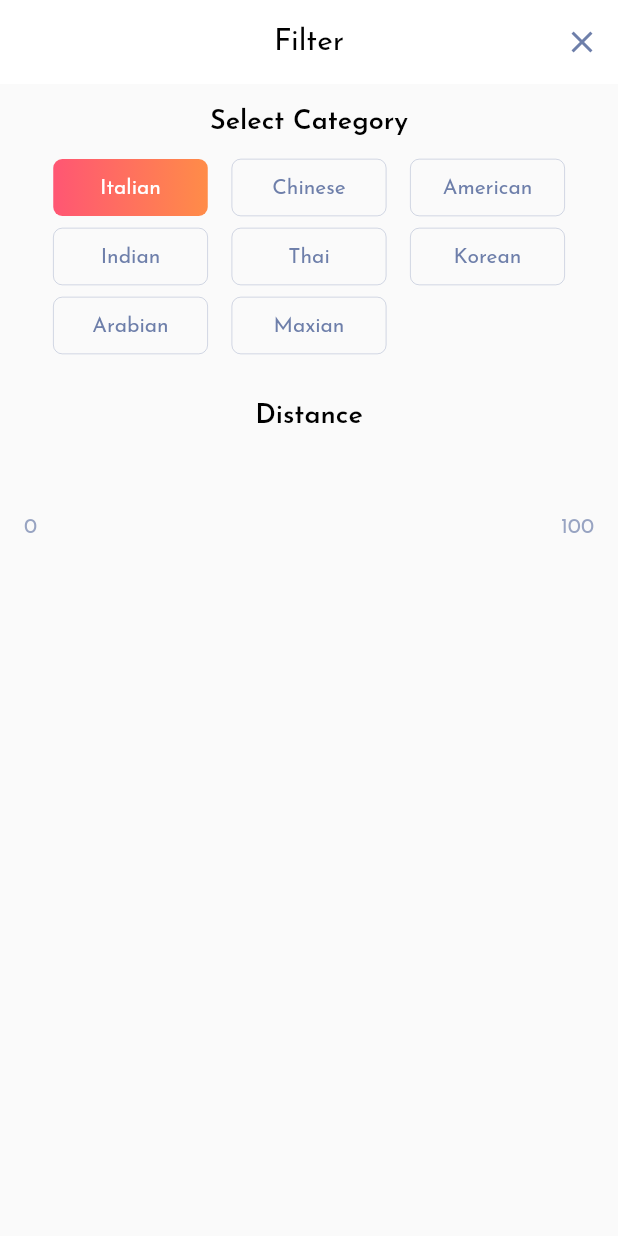
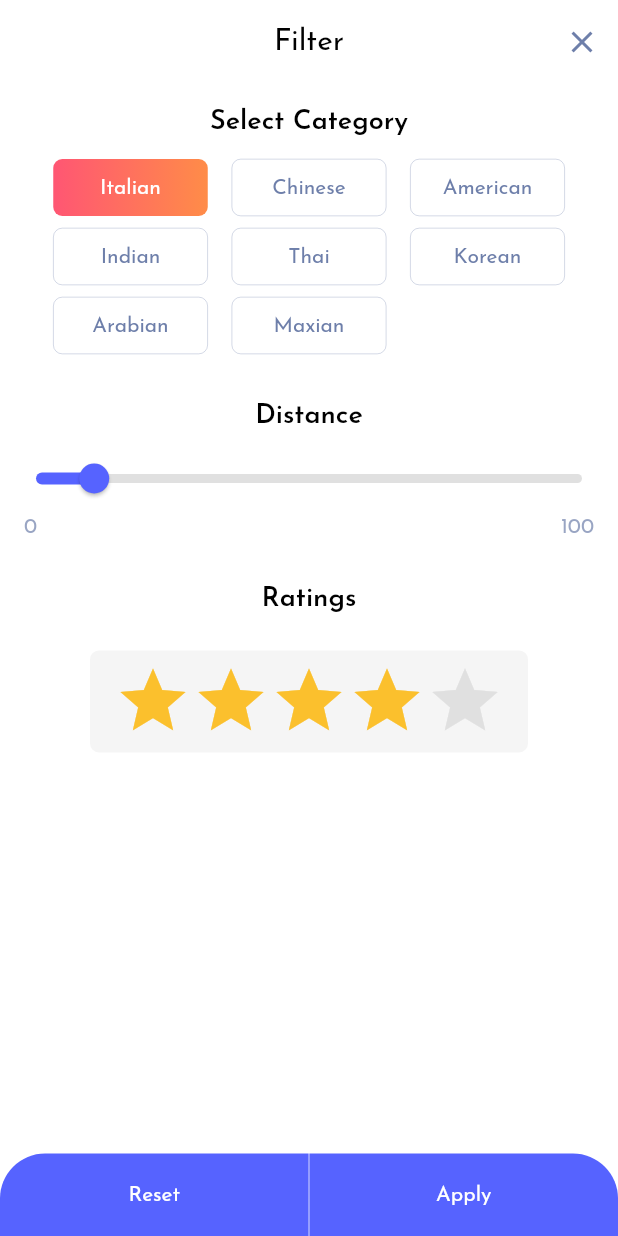
Before and after one commit to iAhmadAmin/FlutterFoodyBite, a Flutter app: the screen it shows after launch, on a phone screen of 412 x 824 dp. Run offline on Flutter 3.47's test engine with Material 2 defaults, Android fonts, the phone set to English and light mode, and no system bars; our stand-ins replace flutter_svg, get, glassmorphism.

Commit message:
filter page

```diff
--- a/lib/main.dart
+++ b/lib/main.dart
@@ -1,4 +1,5 @@
 import 'package:flutter/material.dart';
+import 'package:foodybite/constants/colors.dart';
 import 'package:foodybite/utils/size_config.dart';
 import 'package:foodybite/view/pages/AuthFlow/ForgotPass/forgot_pass_page.dart';
 import 'package:foodybite/view/pages/HomeFlow/Filter/filter_page.dart';
@@ -17,6 +18,7 @@ class MyApp extends StatelessWidget {
       debugShowCheckedModeBanner: false,
       theme: ThemeData(
         fontFamily: 'JosefinSans',
+        scaffoldBackgroundColor: kBackgroundColor,
       ),
       home: Root(),
     );
--- a/lib/view/pages/HomeFlow/Filter/filter_page.dart
+++ b/lib/view/pages/HomeFlow/Filter/filter_page.dart
@@ -3,7 +3,6 @@ import 'package:foodybite/constants/colors.dart';
 import 'package:foodybite/constants/consts.dart';
 import 'package:foodybite/models/restaurant_model.dart';
 import 'package:foodybite/utils/size_config.dart';
-import 'package:foodybite/view/pages/HomeFlow/Filter/Components/slider_thumb_shape.dart';
 import 'package:get/get.dart';
 
 class FilterPage extends StatefulWidget {
@@ -14,6 +13,7 @@ class FilterPage extends StatefulWidget {
 class _FilterPageState extends State<FilterPage> {
   FCategory selectedCategory = FCategory.Italian;
   double _sliderValue = 10;
+  int _rating = 4;
 
   @override
   Widget build(BuildContext context) {
@@ -122,11 +122,12 @@ class _FilterPageState extends State<FilterPage> {
                   thumbColor: kPrimaryColor,
                   valueIndicatorColor: kPrimaryColor,
                   trackHeight: 6,
-                  thumbShape: const SliderThumbShape(
-                    thumbHeight: 40,
-                    min: 0,
-                    max: 10,
-                  ),
+                  // thumbShape: const SliderThumbShape(
+                  //   thumbHeight: 40,
+                  //   min: 0,
+                  //   max: 10,
+                  //   thumbRadius: 20,
+                  // ),
                 ),
                 child: Slider(
                     label: _sliderValue.round().toString(),
@@ -156,10 +157,113 @@ class _FilterPageState extends State<FilterPage> {
                   ),
                 ],
               ),
-            )
+            ),
+            const SizedBox(
+              height: kPadding * 2,
+            ),
+            const Text('Ratings',
+                style: TextStyle(
+                  color: Colors.black,
+                  fontWeight: FontWeight.w600,
+                  fontSize: 18,
+                )),
+            const SizedBox(
+              height: kPadding * 1.6,
+            ),
+            Container(
+              padding: const EdgeInsets.symmetric(
+                horizontal: kPadding,
+                vertical: kPadding / 2,
+              ),
+              decoration: BoxDecoration(
+                borderRadius: BorderRadius.circular(kBorderRadius / 2),
+                color: Colors.grey[100],
+              ),
+              child: Row(
+                mainAxisSize: MainAxisSize.min,
+                children: [
+                  for (var i = 1; i <= 5; i++)
+                    GestureDetector(
+                      onTap: () {
+                        setState(() {
+                          _rating = i;
+                        });
+                      },
+                      child: Icon(
+                        Icons.star,
+                        color: i <= _rating
+                            ? Colors.yellow[700]
+                            : Colors.grey[300],
+                        size: 52,
+                      ),
+                    ),
+                ],
+              ),
+            ),
+            const Spacer(),
+            Row(
+              children: [
+                Expanded(
+                  child: RoundButton(
+                    onTap: () {},
+                    label: 'Reset',
+                    rightRound: false,
+                  ),
+                ),
+                const VerticalDivider(
+                  color: Colors.white,
+                  width: 0.5,
+                ),
+                Expanded(
+                  child: RoundButton(
+                    onTap: () {},
+                    label: 'Apply',
+                    leftRound: false,
+                  ),
+                ),
+              ],
+            ),
           ],
         ),
       ),
     );
   }
 }
+
+class RoundButton extends StatelessWidget {
+  const RoundButton({
+    Key key,
+    @required this.label,
+    @required this.onTap,
+    this.rightRound = true,
+    this.leftRound = true,
+  }) : super(key: key);
+
+  final String label;
+  final VoidCallback onTap;
+  final bool rightRound, leftRound;
+
+  @override
+  Widget build(BuildContext context) {
+    return GestureDetector(
+      child: Container(
+        height: 55,
+        decoration: BoxDecoration(
+          borderRadius: BorderRadius.only(
+            topLeft: Radius.circular(leftRound ? 30 : 0),
+            topRight: Radius.circular(rightRound ? 30 : 0),
+          ),
+          color: kPrimaryColor,
+        ),
+        child: Center(
+          child: Text(
+            label,
+            style: Theme.of(context).textTheme.bodyText1.copyWith(
+                  color: Colors.white,
+                ),
+          ),
+        ),
+      ),
+    );
+  }
+}
```
